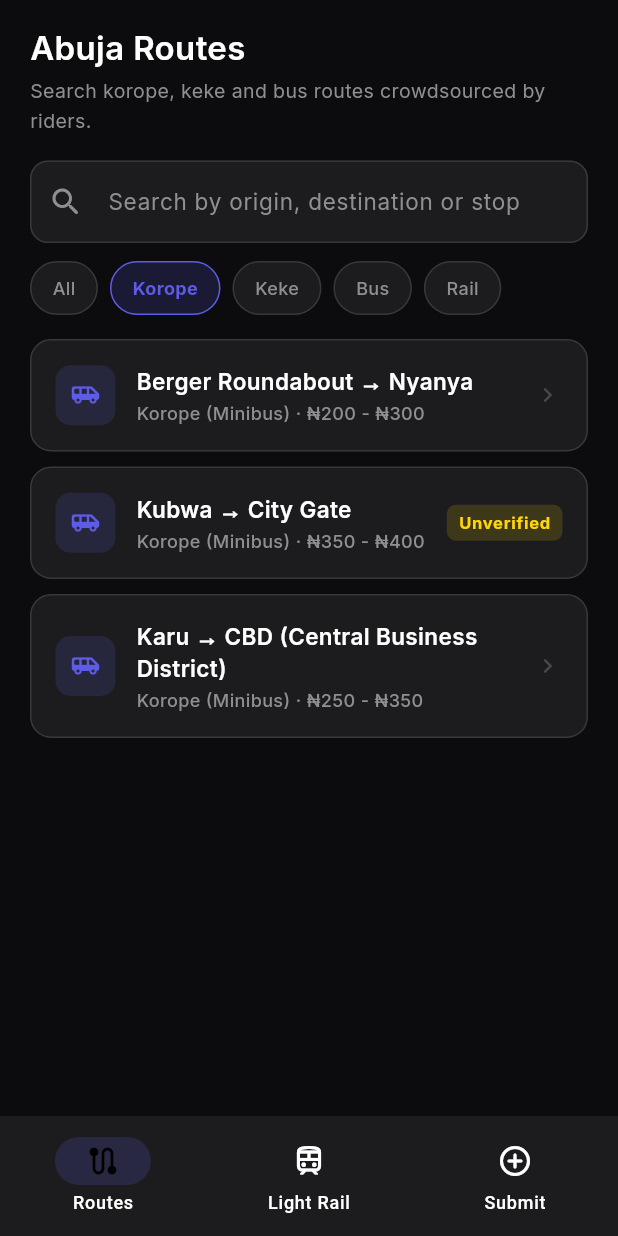
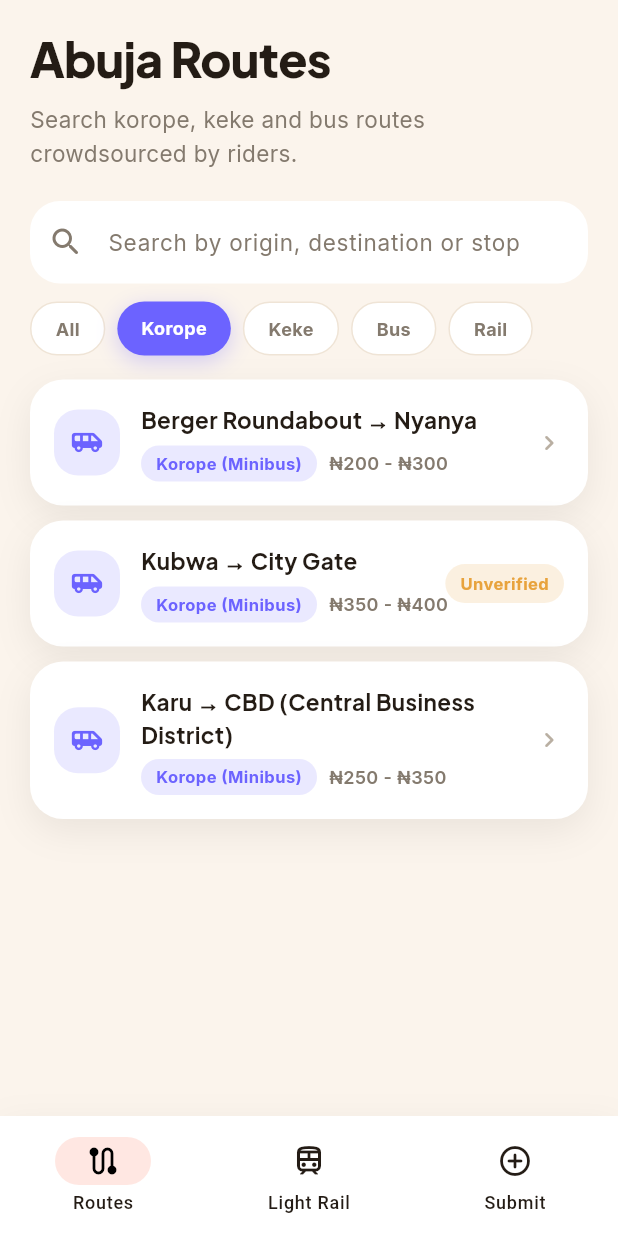
Before and after one commit to akinomosewo-cpu/abujaroutes, a Flutter app: the screen it shows after launch, after a tap on "Korope", on a phone screen of 412 x 824 dp. Run offline on Flutter 3.47's test engine with Material 3 defaults, Android fonts, the phone set to English and light mode, and no system bars; drawn by our look-alikes of flutter_animate; our stand-ins replace bloc, equatable, flutter_bloc, gap, google_fonts.

Commit message:
Redesign UI with warm light theme, rounded cards and accent pills
Switch from flat dark theme to a soft off-white light theme with a
vibrant coral accent, 20-24px card radii, soft shadows instead of flat
borders, bolder oversized display type for headlines, and pill-style
transit-mode/status badges across the route list, route detail, light
rail schedule and submit-route screens. No logic/business changes.

Co-Authored-By: Claude Sonnet 5 <noreply@anthropic.com>
Claude-Session: https://claude.ai/code/session_01J3m4FwQPKhnbpsGTtN5779

```diff
--- a/abujaroutes/lib/core/theme/app_theme.dart
+++ b/abujaroutes/lib/core/theme/app_theme.dart
@@ -4,53 +4,56 @@ import 'package:google_fonts/google_fonts.dart';
 
 class AppColors {
   AppColors._();
-  static const Color primary = Color(0xFF5E5CE6);
-  static const Color success = Color(0xFF30D158);
-  static const Color warning = Color(0xFFFFD60A);
-  static const Color danger = Color(0xFFFF453A);
-  static const Color background = Color(0xFF0C0C0E);
-  static const Color surface = Color(0xFF1C1C1E);
-  static const Color surfaceElevated = Color(0xFF2C2C2E);
-  static const Color textPrimary = Color(0xFFFFFFFF);
-  static const Color textSecondary = Color(0xFF8E8E93);
-  static const Color textTertiary = Color(0xFF48484A);
-  static const Color border = Color(0xFF38383A);
+  static const Color primary = Color(0xFFFF6B4A);
+  static const Color success = Color(0xFF2FB380);
+  static const Color warning = Color(0xFFE8A33D);
+  static const Color danger = Color(0xFFE24C4C);
+  static const Color background = Color(0xFFFBF4EC);
+  static const Color surface = Color(0xFFFFFFFF);
+  static const Color surfaceElevated = Color(0xFFFFF6EE);
+  static const Color textPrimary = Color(0xFF241C15);
+  static const Color textSecondary = Color(0xFF847A6E);
+  static const Color textTertiary = Color(0xFFB9AFA2);
+  static const Color border = Color(0xFFEFE4D6);
+  static const List<BoxShadow> cardShadow = [
+    BoxShadow(color: Color(0x14241C15), blurRadius: 20, offset: Offset(0, 8)),
+  ];
   static const LinearGradient primaryGradient = LinearGradient(
-    colors: [Color(0xFF5E5CE6), Color(0xFF5E5CE6)],
+    colors: [Color(0xFFFF6B4A), Color(0xFFFF8F66)],
     begin: Alignment.topLeft,
     end: Alignment.bottomRight,
   );
 
   // Transit-mode accent colors used throughout route lists/badges.
-  static const Color korope = Color(0xFF5E5CE6);
-  static const Color keke = Color(0xFFFFD60A);
-  static const Color bus = Color(0xFF30D158);
-  static const Color lightRail = Color(0xFF64D2FF);
+  static const Color korope = Color(0xFF6C63FF);
+  static const Color keke = Color(0xFFE8A33D);
+  static const Color bus = Color(0xFF2FB380);
+  static const Color lightRail = Color(0xFF2FA9E8);
 }
 
 class AppTextStyles {
   AppTextStyles._();
-  static TextStyle get displayLarge => GoogleFonts.inter(fontSize: 34, fontWeight: FontWeight.w700, letterSpacing: -0.5);
-  static TextStyle get displayMedium => GoogleFonts.inter(fontSize: 28, fontWeight: FontWeight.w700, letterSpacing: -0.3);
-  static TextStyle get displaySmall => GoogleFonts.inter(fontSize: 22, fontWeight: FontWeight.w600);
-  static TextStyle get headlineLarge => GoogleFonts.inter(fontSize: 20, fontWeight: FontWeight.w600);
-  static TextStyle get headlineMedium => GoogleFonts.inter(fontSize: 17, fontWeight: FontWeight.w600);
-  static TextStyle get headlineSmall => GoogleFonts.inter(fontSize: 15, fontWeight: FontWeight.w600);
+  static TextStyle get displayLarge => GoogleFonts.plusJakartaSans(fontSize: 40, fontWeight: FontWeight.w800, letterSpacing: -0.8);
+  static TextStyle get displayMedium => GoogleFonts.plusJakartaSans(fontSize: 32, fontWeight: FontWeight.w800, letterSpacing: -0.5);
+  static TextStyle get displaySmall => GoogleFonts.plusJakartaSans(fontSize: 26, fontWeight: FontWeight.w800, letterSpacing: -0.3);
+  static TextStyle get headlineLarge => GoogleFonts.plusJakartaSans(fontSize: 20, fontWeight: FontWeight.w700);
+  static TextStyle get headlineMedium => GoogleFonts.plusJakartaSans(fontSize: 17, fontWeight: FontWeight.w700);
+  static TextStyle get headlineSmall => GoogleFonts.plusJakartaSans(fontSize: 15, fontWeight: FontWeight.w700);
   static TextStyle get bodyLarge => GoogleFonts.inter(fontSize: 17, fontWeight: FontWeight.w400, height: 1.5);
   static TextStyle get bodyMedium => GoogleFonts.inter(fontSize: 15, fontWeight: FontWeight.w400, height: 1.5);
   static TextStyle get bodySmall => GoogleFonts.inter(fontSize: 13, fontWeight: FontWeight.w400, height: 1.5);
-  static TextStyle get labelLarge => GoogleFonts.inter(fontSize: 13, fontWeight: FontWeight.w500);
-  static TextStyle get labelMedium => GoogleFonts.inter(fontSize: 12, fontWeight: FontWeight.w500);
-  static TextStyle get labelSmall => GoogleFonts.inter(fontSize: 11, fontWeight: FontWeight.w500, letterSpacing: 0.5);
+  static TextStyle get labelLarge => GoogleFonts.inter(fontSize: 13, fontWeight: FontWeight.w600);
+  static TextStyle get labelMedium => GoogleFonts.inter(fontSize: 12, fontWeight: FontWeight.w600);
+  static TextStyle get labelSmall => GoogleFonts.inter(fontSize: 11, fontWeight: FontWeight.w600, letterSpacing: 0.3);
 }
 
 class AppTheme {
   AppTheme._();
   static ThemeData get dark => ThemeData(
     useMaterial3: true,
-    brightness: Brightness.dark,
+    brightness: Brightness.light,
     scaffoldBackgroundColor: AppColors.background,
-    colorScheme: const ColorScheme.dark(
+    colorScheme: const ColorScheme.light(
       primary: AppColors.primary,
       surface: AppColors.surface,
       error: AppColors.danger,
@@ -62,14 +65,14 @@ class AppTheme {
       elevation: 0,
       scrolledUnderElevation: 0,
       centerTitle: true,
-      systemOverlayStyle: SystemUiOverlayStyle.light,
+      systemOverlayStyle: SystemUiOverlayStyle.dark,
       titleTextStyle: AppTextStyles.headlineMedium.copyWith(color: AppColors.textPrimary),
       iconTheme: const IconThemeData(color: AppColors.textPrimary),
     ),
     cardTheme: CardThemeData(
       color: AppColors.surface,
       elevation: 0,
-      shape: RoundedRectangleBorder(borderRadius: BorderRadius.circular(16)),
+      shape: RoundedRectangleBorder(borderRadius: BorderRadius.circular(24)),
       margin: EdgeInsets.zero,
     ),
     elevatedButtonTheme: ElevatedButtonThemeData(
@@ -78,17 +81,17 @@ class AppTheme {
         foregroundColor: Colors.white,
         elevation: 0,
         minimumSize: const Size(double.infinity, 56),
-        shape: RoundedRectangleBorder(borderRadius: BorderRadius.circular(14)),
+        shape: RoundedRectangleBorder(borderRadius: BorderRadius.circular(20)),
         textStyle: AppTextStyles.headlineSmall,
       ),
     ),
     inputDecorationTheme: InputDecorationTheme(
       filled: true,
       fillColor: AppColors.surface,
-      border: OutlineInputBorder(borderRadius: BorderRadius.circular(12), borderSide: const BorderSide(color: AppColors.border)),
-      enabledBorder: OutlineInputBorder(borderRadius: BorderRadius.circular(12), borderSide: const BorderSide(color: AppColors.border)),
-      focusedBorder: OutlineInputBorder(borderRadius: BorderRadius.circular(12), borderSide: const BorderSide(color: AppColors.primary, width: 2)),
-      contentPadding: const EdgeInsets.symmetric(horizontal: 16, vertical: 16),
+      border: OutlineInputBorder(borderRadius: BorderRadius.circular(20), borderSide: BorderSide.none),
+      enabledBorder: OutlineInputBorder(borderRadius: BorderRadius.circular(20), borderSide: BorderSide.none),
+      focusedBorder: OutlineInputBorder(borderRadius: BorderRadius.circular(20), borderSide: const BorderSide(color: AppColors.primary, width: 2)),
+      contentPadding: const EdgeInsets.symmetric(horizontal: 18, vertical: 16),
       hintStyle: AppTextStyles.bodyMedium.copyWith(color: AppColors.textSecondary),
     ),
     dividerTheme: const DividerThemeData(color: AppColors.border, thickness: 0.5),
--- a/abujaroutes/lib/main.dart
+++ b/abujaroutes/lib/main.dart
@@ -9,8 +9,9 @@ void main() async {
   WidgetsFlutterBinding.ensureInitialized();
   SystemChrome.setSystemUIOverlayStyle(const SystemUiOverlayStyle(
     statusBarColor: Colors.transparent,
-    statusBarIconBrightness: Brightness.light,
+    statusBarIconBrightness: Brightness.dark,
     systemNavigationBarColor: AppColors.background,
+    systemNavigationBarIconBrightness: Brightness.dark,
   ));
   SystemChrome.setPreferredOrientations([DeviceOrientation.portraitUp, DeviceOrientation.portraitDown]);
   runApp(const AbujaRoutesApp());
@@ -27,7 +28,7 @@ class AbujaRoutesApp extends StatelessWidget {
         debugShowCheckedModeBanner: false,
         theme: AppTheme.dark,
         darkTheme: AppTheme.dark,
-        themeMode: ThemeMode.dark,
+        themeMode: ThemeMode.light,
         home: const HomePage(),
       ),
     );
--- a/abujaroutes/lib/presentation/pages/home_page.dart
+++ b/abujaroutes/lib/presentation/pages/home_page.dart
@@ -33,16 +33,22 @@ class _HomePageState extends State<HomePage> {
     return Scaffold(
       backgroundColor: AppColors.background,
       body: IndexedStack(index: _index, children: _pages),
-      bottomNavigationBar: NavigationBar(
+      bottomNavigationBar: DecoratedBox(
+        decoration: BoxDecoration(
+          color: AppColors.surface,
+          boxShadow: AppColors.cardShadow,
+        ),
+        child: NavigationBar(
         selectedIndex: _index,
         onDestinationSelected: (i) => setState(() => _index = i),
         backgroundColor: AppColors.surface,
-        indicatorColor: AppColors.primary.withValues(alpha: 0.18),
+        indicatorColor: AppColors.primary.withValues(alpha: 0.16),
         destinations: const [
           NavigationDestination(icon: Icon(Icons.route_outlined), selectedIcon: Icon(Icons.route_rounded), label: 'Routes'),
           NavigationDestination(icon: Icon(Icons.train_outlined), selectedIcon: Icon(Icons.train_rounded), label: 'Light Rail'),
           NavigationDestination(icon: Icon(Icons.add_circle_outline_rounded), selectedIcon: Icon(Icons.add_circle_rounded), label: 'Submit'),
         ],
+        ),
       ),
     );
   }
--- a/abujaroutes/lib/presentation/pages/light_rail_page.dart
+++ b/abujaroutes/lib/presentation/pages/light_rail_page.dart
@@ -13,13 +13,13 @@ class LightRailPage extends StatelessWidget {
       child: ListView(
         padding: const EdgeInsets.all(20),
         children: [
-          Text('Abuja Light Rail', style: AppTextStyles.displaySmall.copyWith(color: AppColors.textPrimary)),
-          const Gap(4),
+          Text('Abuja Light Rail', style: AppTextStyles.displayMedium.copyWith(color: AppColors.textPrimary)),
+          const Gap(6),
           Text(
             'Reference schedule for the operating light-rail segments. Times are approximate — confirm at the station.',
-            style: AppTextStyles.bodySmall.copyWith(color: AppColors.textSecondary),
+            style: AppTextStyles.bodyMedium.copyWith(color: AppColors.textSecondary),
           ),
-          const Gap(20),
+          const Gap(24),
           for (final line in lightRailLines) ...[
             _LineCard(line: line),
             const Gap(16),
@@ -37,17 +37,22 @@ class _LineCard extends StatelessWidget {
   @override
   Widget build(BuildContext context) {
     return Container(
-      padding: const EdgeInsets.all(16),
-      decoration: BoxDecoration(color: AppColors.surface, borderRadius: BorderRadius.circular(14), border: Border.all(color: AppColors.border)),
+      padding: const EdgeInsets.all(20),
+      decoration: BoxDecoration(color: AppColors.surface, borderRadius: BorderRadius.circular(24), boxShadow: AppColors.cardShadow),
       child: Column(
         crossAxisAlignment: CrossAxisAlignment.start,
         children: [
           Row(
             children: [
-              const Icon(Icons.train_rounded, color: AppColors.lightRail, size: 20),
-              const Gap(10),
+              Container(
+                width: 40,
+                height: 40,
+                decoration: BoxDecoration(color: AppColors.lightRail.withValues(alpha: 0.14), borderRadius: BorderRadius.circular(14)),
+                child: const Icon(Icons.train_rounded, color: AppColors.lightRail, size: 20),
+              ),
+              const Gap(12),
               Expanded(
-                child: Text(line.name, style: AppTextStyles.headlineSmall.copyWith(color: AppColors.textPrimary)),
+                child: Text(line.name, style: AppTextStyles.headlineLarge.copyWith(color: AppColors.textPrimary)),
               ),
             ],
           ),
@@ -82,8 +87,8 @@ class _TimeChip extends StatelessWidget {
 
   @override
   Widget build(BuildContext context) => Container(
-        padding: const EdgeInsets.symmetric(horizontal: 10, vertical: 6),
-        decoration: BoxDecoration(color: AppColors.lightRail.withValues(alpha: 0.12), borderRadius: BorderRadius.circular(8)),
+        padding: const EdgeInsets.symmetric(horizontal: 12, vertical: 7),
+        decoration: BoxDecoration(color: AppColors.lightRail.withValues(alpha: 0.12), borderRadius: BorderRadius.circular(20)),
         child: Text(time, style: AppTextStyles.labelSmall.copyWith(color: AppColors.lightRail, fontWeight: FontWeight.w700)),
       );
 }
--- a/abujaroutes/lib/presentation/pages/route_detail_page.dart
+++ b/abujaroutes/lib/presentation/pages/route_detail_page.dart
@@ -19,7 +19,7 @@ class RouteDetailPage extends StatelessWidget {
         child: ListView(
           padding: const EdgeInsets.all(20),
           children: [
-            Text(route.routeLabel, style: AppTextStyles.displaySmall.copyWith(color: AppColors.textPrimary)),
+            Text(route.routeLabel, style: AppTextStyles.displayMedium.copyWith(color: AppColors.textPrimary)),
             const Gap(12),
             Wrap(
               spacing: 8,
@@ -42,8 +42,8 @@ class RouteDetailPage extends StatelessWidget {
               Text('Rider notes', style: AppTextStyles.headlineSmall.copyWith(color: AppColors.textPrimary)),
               const Gap(8),
               Container(
-                padding: const EdgeInsets.all(14),
-                decoration: BoxDecoration(color: AppColors.surface, borderRadius: BorderRadius.circular(12), border: Border.all(color: AppColors.border)),
+                padding: const EdgeInsets.all(18),
+                decoration: BoxDecoration(color: AppColors.surface, borderRadius: BorderRadius.circular(20), boxShadow: AppColors.cardShadow),
                 child: Text(route.notes!, style: AppTextStyles.bodyMedium.copyWith(color: AppColors.textSecondary)),
               ),
             ],
--- a/abujaroutes/lib/presentation/pages/route_list_page.dart
+++ b/abujaroutes/lib/presentation/pages/route_list_page.dart
@@ -37,11 +37,11 @@ class RouteListPage extends StatelessWidget {
                 child: Column(
                   crossAxisAlignment: CrossAxisAlignment.start,
                   children: [
-                    Text('Abuja Routes', style: AppTextStyles.displaySmall.copyWith(color: AppColors.textPrimary)),
-                    const Gap(4),
+                    Text('Abuja Routes', style: AppTextStyles.displayMedium.copyWith(color: AppColors.textPrimary)),
+                    const Gap(6),
                     Text('Search korope, keke and bus routes crowdsourced by riders.',
-                        style: AppTextStyles.bodySmall.copyWith(color: AppColors.textSecondary)),
-                    const Gap(16),
+                        style: AppTextStyles.bodyMedium.copyWith(color: AppColors.textSecondary)),
+                    const Gap(20),
                     TextField(
                       key: const Key('routeSearchField'),
                       style: AppTextStyles.bodyMedium.copyWith(color: AppColors.textPrimary),
@@ -115,18 +115,19 @@ class _FilterChip extends StatelessWidget {
     return GestureDetector(
       onTap: onTap,
       child: Container(
-        padding: const EdgeInsets.symmetric(horizontal: 14, vertical: 8),
+        padding: const EdgeInsets.symmetric(horizontal: 16, vertical: 9),
         decoration: BoxDecoration(
-          color: selected ? accent.withValues(alpha: 0.18) : AppColors.surface,
-          borderRadius: BorderRadius.circular(20),
-          border: Border.all(color: selected ? accent : AppColors.border),
+          color: selected ? accent : AppColors.surface,
+          borderRadius: BorderRadius.circular(24),
+          border: selected ? null : Border.all(color: AppColors.border),
+          boxShadow: selected ? [BoxShadow(color: accent.withValues(alpha: 0.28), blurRadius: 12, offset: const Offset(0, 4))] : null,
         ),
         child: Center(
           child: Text(
             label,
             style: AppTextStyles.labelMedium.copyWith(
-              color: selected ? accent : AppColors.textSecondary,
-              fontWeight: selected ? FontWeight.w700 : FontWeight.w500,
+              color: selected ? Colors.white : AppColors.textSecondary,
+              fontWeight: FontWeight.w700,
             ),
           ),
         ),
@@ -175,7 +176,7 @@ class _RouteCard extends StatelessWidget {
   Widget build(BuildContext context) {
     final color = modeColor(route.mode);
     return InkWell(
-      borderRadius: BorderRadius.circular(14),
+      borderRadius: BorderRadius.circular(22),
       onTap: () => Navigator.of(context).push(
         MaterialPageRoute(builder: (_) => RouteDetailPage(route: route)),
       ),
@@ -183,16 +184,16 @@ class _RouteCard extends StatelessWidget {
         padding: const EdgeInsets.all(16),
         decoration: BoxDecoration(
           color: AppColors.surface,
-          borderRadius: BorderRadius.circular(14),
-          border: Border.all(color: AppColors.border),
+          borderRadius: BorderRadius.circular(22),
+          boxShadow: AppColors.cardShadow,
         ),
         child: Row(
           children: [
             Container(
-              width: 40,
-              height: 40,
-              decoration: BoxDecoration(color: color.withValues(alpha: 0.15), borderRadius: BorderRadius.circular(10)),
-              child: Icon(_iconFor(route.mode), color: color, size: 20),
+              width: 44,
+              height: 44,
+              decoration: BoxDecoration(color: color.withValues(alpha: 0.14), borderRadius: BorderRadius.circular(16)),
+              child: Icon(_iconFor(route.mode), color: color, size: 22),
             ),
             const Gap(14),
             Expanded(
@@ -200,16 +201,21 @@ class _RouteCard extends StatelessWidget {
                 crossAxisAlignment: CrossAxisAlignment.start,
                 children: [
                   Text(route.routeLabel, style: AppTextStyles.headlineSmall.copyWith(color: AppColors.textPrimary)),
-                  const Gap(2),
-                  Text('${route.mode.label} · ${route.fareLabel}',
-                      style: AppTextStyles.labelMedium.copyWith(color: AppColors.textSecondary)),
+                  const Gap(6),
+                  Row(
+                    children: [
+                      _ModePill(label: route.mode.label, color: color),
+                      const Gap(8),
+                      Text(route.fareLabel, style: AppTextStyles.labelMedium.copyWith(color: AppColors.textSecondary)),
+                    ],
+                  ),
                 ],
               ),
             ),
             if (route.status == RouteStatus.pending)
               Container(
-                padding: const EdgeInsets.symmetric(horizontal: 8, vertical: 4),
-                decoration: BoxDecoration(color: AppColors.warning.withValues(alpha: 0.15), borderRadius: BorderRadius.circular(6)),
+                padding: const EdgeInsets.symmetric(horizontal: 10, vertical: 5),
+                decoration: BoxDecoration(color: AppColors.warning.withValues(alpha: 0.16), borderRadius: BorderRadius.circular(20)),
                 child: Text('Unverified', style: AppTextStyles.labelSmall.copyWith(color: AppColors.warning, fontWeight: FontWeight.w700)),
               )
             else
@@ -233,3 +239,16 @@ class _RouteCard extends StatelessWidget {
     }
   }
 }
+
+class _ModePill extends StatelessWidget {
+  final String label;
+  final Color color;
+  const _ModePill({required this.label, required this.color});
+
+  @override
+  Widget build(BuildContext context) => Container(
+        padding: const EdgeInsets.symmetric(horizontal: 10, vertical: 4),
+        decoration: BoxDecoration(color: color.withValues(alpha: 0.14), borderRadius: BorderRadius.circular(20)),
+        child: Text(label, style: AppTextStyles.labelSmall.copyWith(color: color, fontWeight: FontWeight.w700)),
+      );
+}
--- a/abujaroutes/lib/presentation/pages/submit_route_page.dart
+++ b/abujaroutes/lib/presentation/pages/submit_route_page.dart
@@ -82,11 +82,11 @@ class _SubmitRoutePageState extends State<SubmitRoutePage> {
         child: ListView(
           padding: const EdgeInsets.all(20),
           children: [
-            Text('Add a route you know', style: AppTextStyles.displaySmall.copyWith(color: AppColors.textPrimary)),
-            const Gap(4),
+            Text('Add a route you know', style: AppTextStyles.displayMedium.copyWith(color: AppColors.textPrimary)),
+            const Gap(6),
             Text(
               'Help other riders by sharing a korope, keke or bus route and its fare. Submissions are marked "Unverified" until confirmed by other riders.',
-              style: AppTextStyles.bodySmall.copyWith(color: AppColors.textSecondary),
+              style: AppTextStyles.bodyMedium.copyWith(color: AppColors.textSecondary),
             ),
             const Gap(24),
             const _Label('Mode of transport'),
@@ -99,12 +99,14 @@ class _SubmitRoutePageState extends State<SubmitRoutePage> {
                   label: Text(mode.shortLabel),
                   selected: selected,
                   onSelected: (_) => setState(() => _mode = mode),
-                  selectedColor: AppColors.primary.withValues(alpha: 0.25),
+                  selectedColor: AppColors.primary,
                   backgroundColor: AppColors.surface,
+                  shape: RoundedRectangleBorder(borderRadius: BorderRadius.circular(20)),
                   labelStyle: AppTextStyles.labelMedium.copyWith(
-                    color: selected ? AppColors.primary : AppColors.textSecondary,
+                    color: selected ? Colors.white : AppColors.textSecondary,
+                    fontWeight: FontWeight.w700,
                   ),
-                  side: BorderSide(color: selected ? AppColors.primary : AppColors.border),
+                  side: BorderSide(color: selected ? Colors.transparent : AppColors.border),
                 );
               }).toList(),
             ),
```
